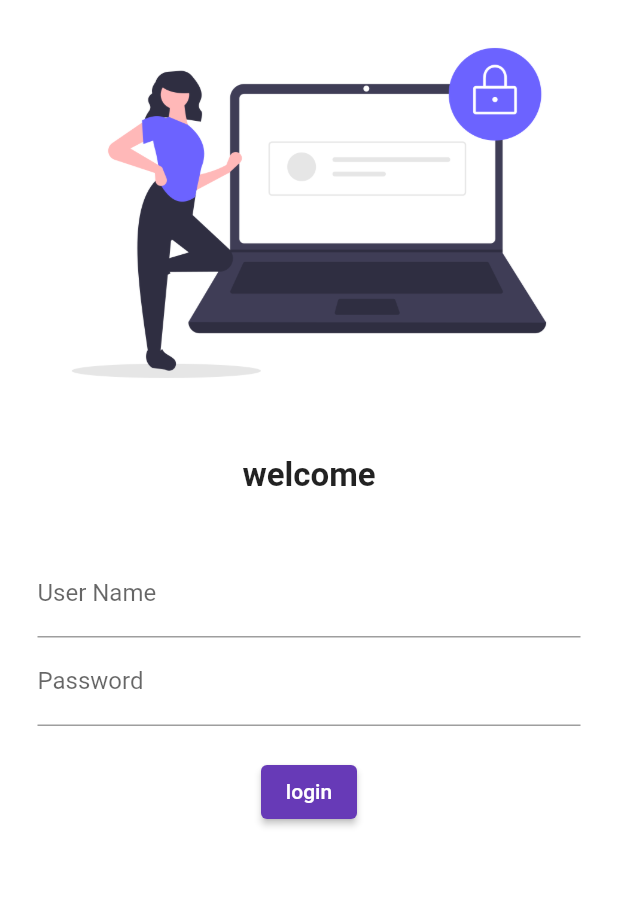
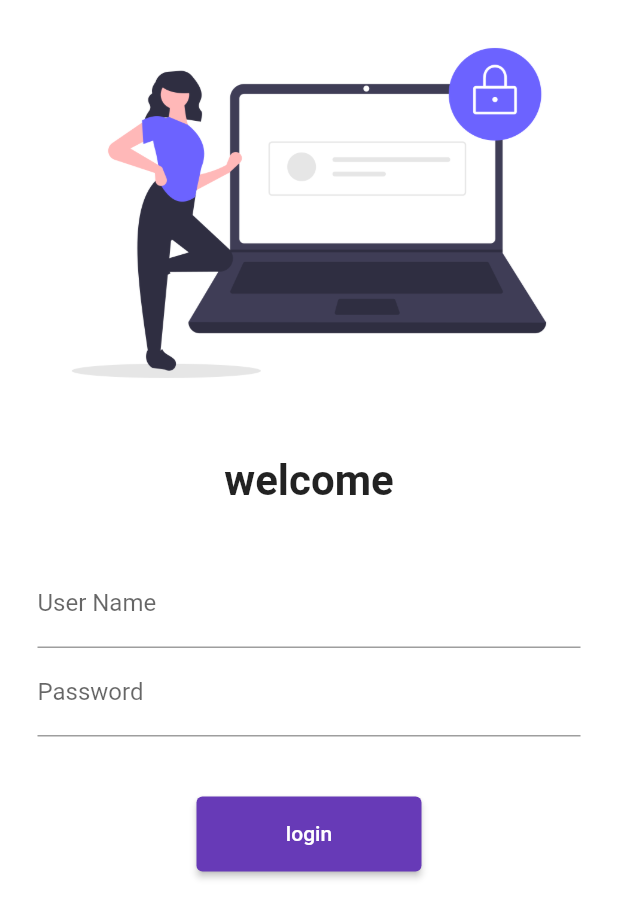
Before and after one commit to wasimhaider55/30DaysOfFlutter, a Flutter app: the screen it shows after launch, on a phone screen of 412 x 824 dp. Shown: the top 918 px of the screen. Run offline on Flutter 3.47's test engine with Material 2 defaults, Android fonts, the phone set to English and light mode, and no system bars.

Commit message:
day 5 completed

```diff
--- a/lib/login_page.dart
+++ b/lib/login_page.dart
@@ -1,4 +1,5 @@
 import 'package:flutter/material.dart';
+import 'package:flutter_application_1/utils/routes.dart';
 
 class LoginPage extends StatelessWidget {
   const LoginPage({Key? key}) : super(key: key);
@@ -7,6 +8,7 @@ class LoginPage extends StatelessWidget {
   Widget build(BuildContext context) {
     return Material(
       color: Colors.white,
+      child: SingleChildScrollView(
           child: Column(
         children: [
           Image.asset(
@@ -19,7 +21,7 @@ class LoginPage extends StatelessWidget {
           Text(
             "welcome",
             style: TextStyle(
-                fontSize: 22,
+              fontSize: 28,
               fontWeight: FontWeight.bold,
             ),
           ),
@@ -45,18 +47,20 @@ class LoginPage extends StatelessWidget {
                   ),
                 ),
                 SizedBox(
-                    height: 20.0,
+                  height: 40.0,
                 ),
                 ElevatedButton(
+                  child: Text('login'),
+                  style: TextButton.styleFrom(minimumSize: Size(150, 50)),
                   onPressed: () {
-                      print("login page ");
+                    Navigator.pushNamed(context, MyRoutes.homeRoute);
                   },
-                    child: Text('login'),
                 )
               ],
             ),
           )
         ],
-        ));
+      )),
+    );
   }
 }
--- a/lib/main.dart
+++ b/lib/main.dart
@@ -1,6 +1,7 @@
 import 'package:flutter/material.dart';
 import 'package:flutter_application_1/login_page.dart';
 import 'package:flutter_application_1/pages/home_page.dart';
+import 'package:flutter_application_1/utils/routes.dart';
 
 void main() {
   runApp(Myapp());
@@ -20,8 +21,8 @@ class Myapp extends StatelessWidget {
       initialRoute: "/",
       routes: {
         "/": (context) => LoginPage(),
-        "/home": (context) => HomePage(),
-        "/login": (context) => LoginPage(),
+        MyRoutes.homeRoute: (context) => HomePage(),
+        MyRoutes.loginRoute: (context) => LoginPage(),
       },
     );
   }
--- /dev/null
+++ b/lib/utils/routes.dart
@@ -0,0 +1,4 @@
+class MyRoutes{
+  static String loginRoute = "/login";
+  static String homeRoute = "/home";
+}
```
Lines whose indentation alone changed are shown as unchanged.
